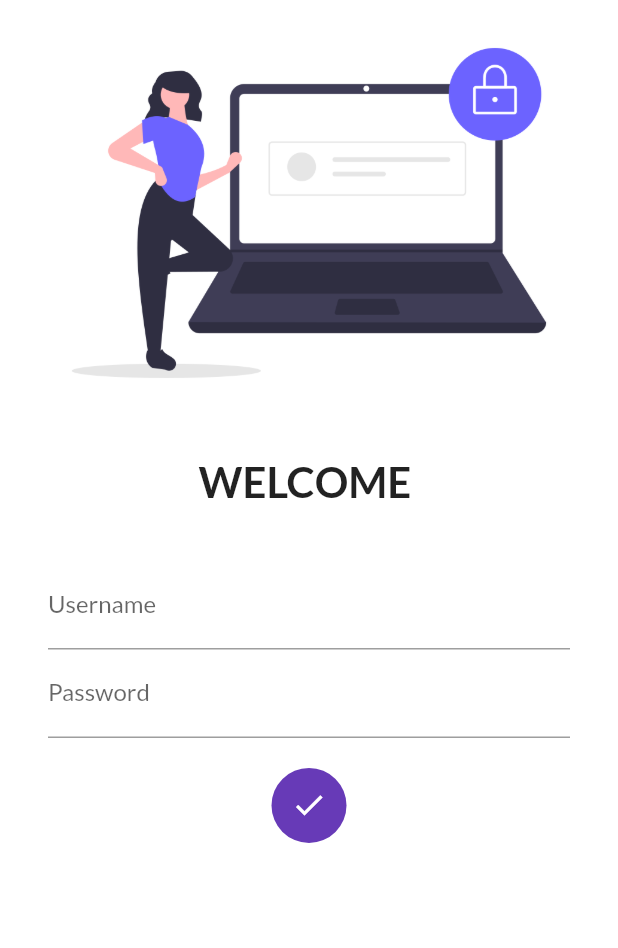
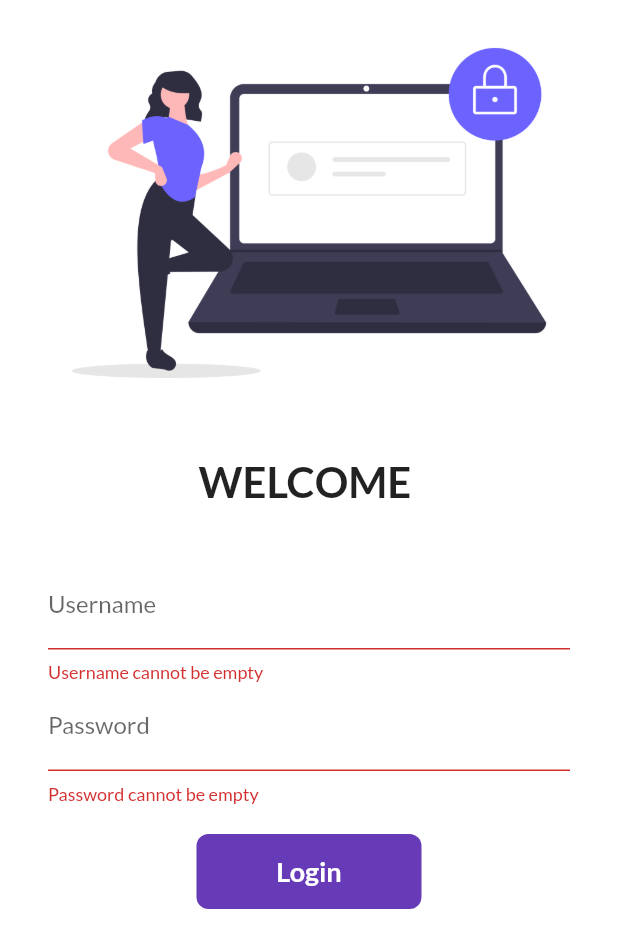
Before and after one commit to Pawan-Dev3/flutter_practice, a Flutter app: the screen it shows after launch, after a tap on "Login", on a phone screen of 412 x 824 dp. Shown: the top 948 px of the screen. Run offline on Flutter 3.47's test engine with Material 2 defaults, Android fonts, the phone set to English and light mode, and no system bars; our stand-ins replace google_fonts.

Commit message:
day 8 completed

```diff
--- a/lib/main.dart
+++ b/lib/main.dart
@@ -18,7 +18,6 @@ class MyApp extends StatelessWidget {
         theme: ThemeData(
           primarySwatch: Colors.deepPurple,
           fontFamily: GoogleFonts.lato().fontFamily,
-
         ),
         darkTheme: ThemeData(
           brightness: Brightness.dark,
@@ -27,7 +26,7 @@ class MyApp extends StatelessWidget {
         routes: {
           "/": (context) => LoginPage(),
           MyRoutes.homeRoute: (context) => HomePage(),
-          MyRoutes.loginRoute : (context) => LoginPage()
+          MyRoutes.loginRoute: (context) => LoginPage()
         });
   }
 }
--- a/lib/pages/login_page.dart
+++ b/lib/pages/login_page.dart
@@ -11,11 +11,27 @@ class LoginPage extends StatefulWidget {
 class _LoginPageState extends State<LoginPage> {
   String name = "";
   bool changeButton = false;
+  final _formKey = GlobalKey<FormState>();
+  moveToHome(BuildContext context) async {
+    if (_formKey.currentState!.validate()) {
+      setState(() {
+        changeButton = true;
+      });
+      await Future.delayed(Duration(seconds: 2));
+      await Navigator.pushNamed(context, MyRoutes.homeRoute);
+      setState(() {
+        changeButton = false;
+      });
+    }
+  }
+
   @override
   Widget build(BuildContext context) {
     return Material(
         color: Colors.white,
         child: SingleChildScrollView(
+          child: Form(
+            key: _formKey,
             child: Column(
               children: [
                 Image.asset("assets/images/login_image.png", fit: BoxFit.cover),
@@ -37,6 +53,12 @@ class _LoginPageState extends State<LoginPage> {
                     TextFormField(
                       decoration: InputDecoration(
                           hintText: "Enter Username", labelText: "Username"),
+                      validator: (value) {
+                        if (value!.isEmpty) {
+                          return "Username cannot be empty";
+                        }
+                        return null;
+                      },
                       onChanged: (value) {
                         name = value;
                         setState(() {});
@@ -44,21 +66,28 @@ class _LoginPageState extends State<LoginPage> {
                     ),
                     TextFormField(
                       obscureText: true,
+                      validator: (value) {
+                        if (value!.isEmpty) {
+                          return "Password cannot be empty";
+                        } else if (value.length < 6) {
+                          return "Password length should be atleast 6";
+                        }
+                        return null;
+                      },
                       decoration: InputDecoration(
                           hintText: "Enter Password", labelText: "Password"),
                     ),
+
                     SizedBox(
                       height: 20.0,
                     ),
 
-                  InkWell(
-                    onTap: () async {
-                      setState(() {
-                        changeButton = true;
-                      });
-                      await Future.delayed(Duration(seconds: 2));
-                      Navigator.pushNamed(context, MyRoutes.homeRoute);
-                    },
+                    Material(
+                      color: Colors.deepPurple,
+                      borderRadius:
+                          BorderRadius.circular(changeButton ? 50 : 8),
+                      child: InkWell(
+                        onTap: () => moveToHome(context),
                         child: AnimatedContainer(
                           duration: Duration(seconds: 1),
                           width: changeButton ? 50 : 150,
@@ -73,11 +102,6 @@ class _LoginPageState extends State<LoginPage> {
                                       fontWeight: FontWeight.bold,
                                       fontSize: 18),
                                 ),
-                      decoration: BoxDecoration(
-                        color: Colors.deepPurple,
-                        borderRadius:
-                            BorderRadius.circular(changeButton ? 50 : 8),
-                        // shape:changeButton? BoxShape.circle: BoxShape.rectangle
                         ),
                       ),
                     )
@@ -93,6 +117,7 @@ class _LoginPageState extends State<LoginPage> {
                 )
               ],
             ),
+          ),
         ));
   }
 }
```
Lines whose indentation alone changed are shown as unchanged.
